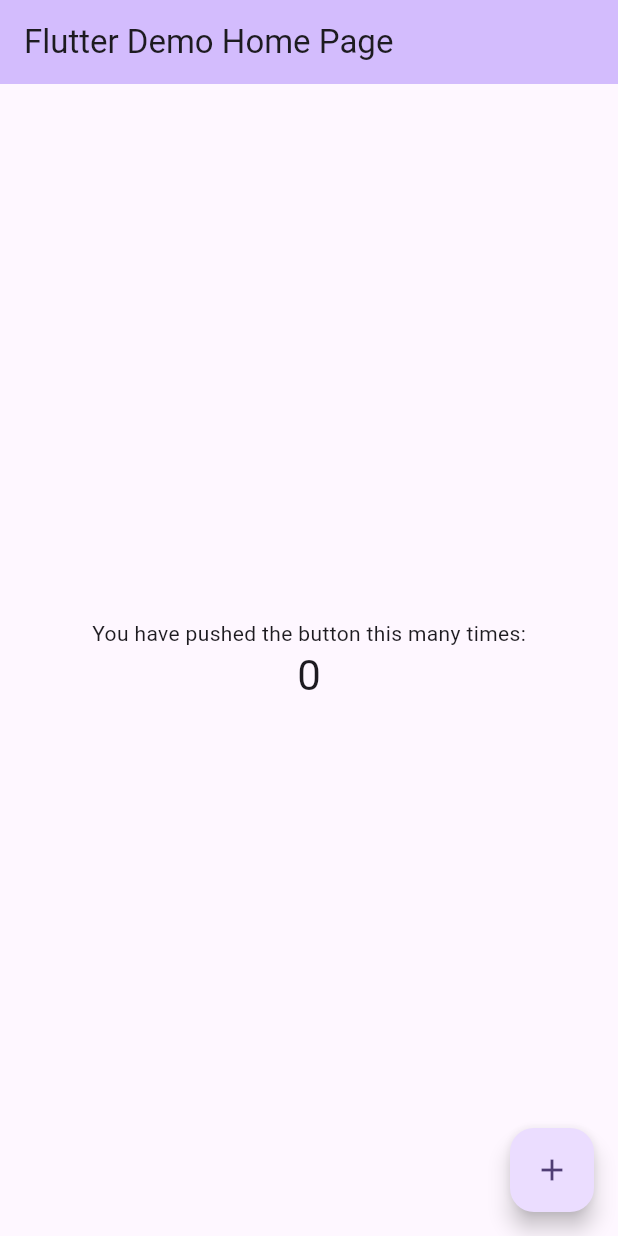
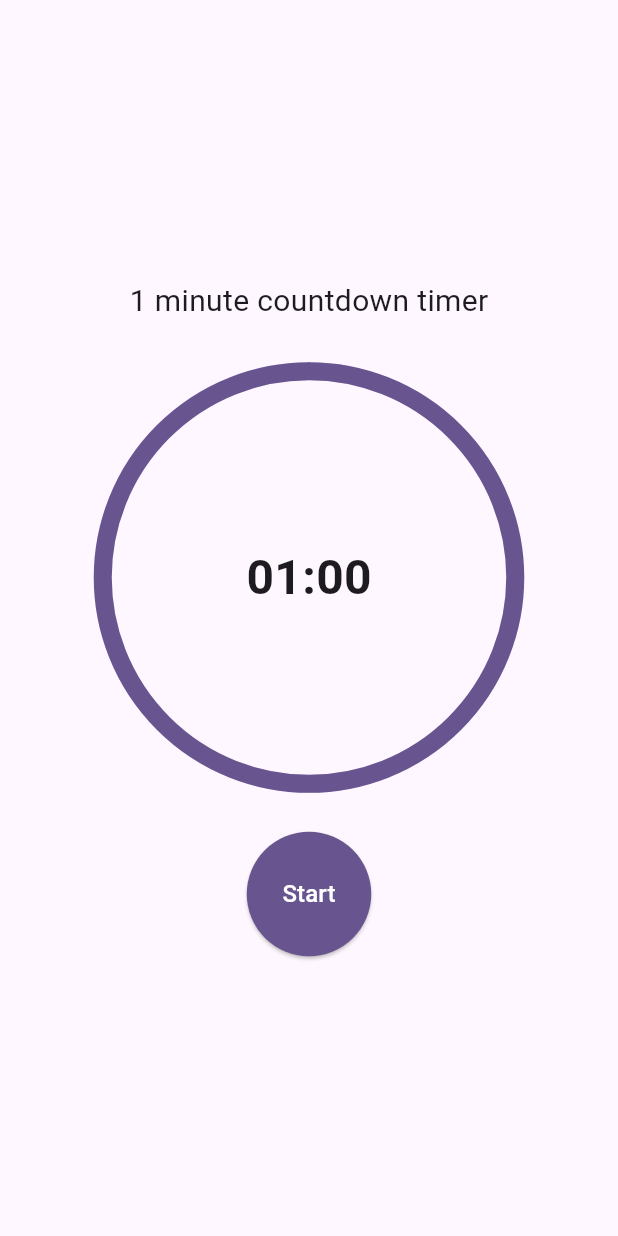
Before and after one commit to reyn-flores/flutter_100_projects, a Flutter app: the screen it shows after launch, on a phone screen of 412 x 824 dp. Run offline on Flutter 3.47's test engine with Material 3 defaults, Android fonts, the phone set to English and light mode, and no system bars.

Commit message:
Create a countdown timer with TweenAnimationBuilder

```diff
--- a/lib/main.dart
+++ b/lib/main.dart
@@ -7,119 +7,129 @@
 class MyApp extends StatelessWidget {
   const MyApp({super.key});
 
-  // This widget is the root of your application.
   @override
   Widget build(BuildContext context) {
     return MaterialApp(
-      title: 'Flutter Demo',
+      title: 'Countdown timer with Tween',
       theme: ThemeData(
-        // This is the theme of your application.
-        //
-        // TRY THIS: Try running your application with "flutter run". You'll see
-        // the application has a purple toolbar. Then, without quitting the app,
-        // try changing the seedColor in the colorScheme below to Colors.green
-        // and then invoke "hot reload" (save your changes or press the "hot
-        // reload" button in a Flutter-supported IDE, or press "r" if you used
-        // the command line to start the app).
-        //
-        // Notice that the counter didn't reset back to zero; the application
-        // state is not lost during the reload. To reset the state, use hot
-        // restart instead.
-        //
-        // This works for code too, not just values: Most code changes can be
-        // tested with just a hot reload.
         colorScheme: ColorScheme.fromSeed(seedColor: Colors.deepPurple),
         useMaterial3: true,
       ),
-      home: const MyHomePage(title: 'Flutter Demo Home Page'),
+      home: const CountdownTimer(),
     );
   }
 }
 
-class MyHomePage extends StatefulWidget {
-  const MyHomePage({super.key, required this.title});
-
-  // This widget is the home page of your application. It is stateful, meaning
-  // that it has a State object (defined below) that contains fields that affect
-  // how it looks.
-
-  // This class is the configuration for the state. It holds the values (in this
-  // case the title) provided by the parent (in this case the App widget) and
-  // used by the build method of the State. Fields in a Widget subclass are
-  // always marked "final".
-
-  final String title;
+class CountdownTimer extends StatefulWidget {
+  const CountdownTimer({super.key});
 
   @override
-  State<MyHomePage> createState() => _MyHomePageState();
+  State<CountdownTimer> createState() => _CountdownTimerState();
 }
 
-class _MyHomePageState extends State<MyHomePage> {
-  int _counter = 0;
-
-  void _incrementCounter() {
-    setState(() {
-      // This call to setState tells the Flutter framework that something has
-      // changed in this State, which causes it to rerun the build method below
-      // so that the display can reflect the updated values. If we changed
-      // _counter without calling setState(), then the build method would not be
-      // called again, and so nothing would appear to happen.
-      _counter++;
-    });
-  }
-
+class _CountdownTimerState extends State<CountdownTimer> {
+  bool isPaused = true;
+  Duration duration = const Duration(seconds: 60);
+  late Duration runningDuration = duration;
   @override
   Widget build(BuildContext context) {
-    // This method is rerun every time setState is called, for instance as done
-    // by the _incrementCounter method above.
-    //
-    // The Flutter framework has been optimized to make rerunning build methods
-    // fast, so that you can just rebuild anything that needs updating rather
-    // than having to individually change instances of widgets.
     return Scaffold(
-      appBar: AppBar(
-        // TRY THIS: Try changing the color here to a specific color (to
-        // Colors.amber, perhaps?) and trigger a hot reload to see the AppBar
-        // change color while the other colors stay the same.
-        backgroundColor: Theme.of(context).colorScheme.inversePrimary,
-        // Here we take the value from the MyHomePage object that was created by
-        // the App.build method, and use it to set our appbar title.
-        title: Text(widget.title),
-      ),
       body: Center(
-        // Center is a layout widget. It takes a single child and positions it
-        // in the middle of the parent.
         child: Column(
-          // Column is also a layout widget. It takes a list of children and
-          // arranges them vertically. By default, it sizes itself to fit its
-          // children horizontally, and tries to be as tall as its parent.
-          //
-          // Column has various properties to control how it sizes itself and
-          // how it positions its children. Here we use mainAxisAlignment to
-          // center the children vertically; the main axis here is the vertical
-          // axis because Columns are vertical (the cross axis would be
-          // horizontal).
-          //
-          // TRY THIS: Invoke "debug painting" (choose the "Toggle Debug Paint"
-          // action in the IDE, or press "p" in the console), to see the
-          // wireframe for each widget.
-          mainAxisAlignment: MainAxisAlignment.center,
-          children: <Widget>[
+          mainAxisSize: MainAxisSize.min,
+          children: [
             const Text(
-              'You have pushed the button this many times:',
+              '1 minute countdown timer',
+              style: TextStyle(
+                fontSize: 20,
+              ),
             ),
-            Text(
-              '$_counter',
-              style: Theme.of(context).textTheme.headlineMedium,
+            const SizedBox(
+              height: 32.0,
+            ),
+            if (isPaused) ...[
+              _buildTimer(runningDuration),
+            ] else ...[
+              TweenAnimationBuilder(
+                tween: Tween(
+                  begin: runningDuration,
+                  end: const Duration(milliseconds: 0),
+                ),
+                duration: runningDuration,
+                builder: (context, value, child) {
+                  runningDuration = value;
+                  return _buildTimer(value);
+                },
+                onEnd: () {
+                  setState(() {
+                    isPaused = true;
+                    duration = const Duration(seconds: 60);
+                    runningDuration = duration;
+                  });
+                },
+              ),
+            ],
+            const SizedBox(
+              height: 32.0,
+            ),
+            ElevatedButton(
+              onPressed: () {
+                setState(() {
+                  isPaused = !isPaused;
+                });
+              },
+              style: ElevatedButton.styleFrom(
+                shape: const CircleBorder(),
+                padding: const EdgeInsets.all(30),
+                backgroundColor: isPaused
+                    ? Theme.of(context).colorScheme.primary
+                    : Theme.of(context).colorScheme.onPrimary,
+              ),
+              child: Text(
+                isPaused ? 'Start' : 'Pause',
+                style: TextStyle(
+                  fontSize: 16.0,
+                  color: isPaused
+                      ? Theme.of(context).colorScheme.onPrimary
+                      : Theme.of(context).colorScheme.primary,
+                ),
+              ),
             ),
           ],
         ),
       ),
-      floatingActionButton: FloatingActionButton(
-        onPressed: _incrementCounter,
-        tooltip: 'Increment',
-        child: const Icon(Icons.add),
-      ), // This trailing comma makes auto-formatting nicer for build methods.
     );
   }
+
+  Widget _buildTimer(Duration value) {
+    return Stack(
+      alignment: Alignment.center,
+      children: [
+        SizedBox(
+          height: 275,
+          width: 275,
+          child: CircularProgressIndicator(
+            backgroundColor: Theme.of(context).colorScheme.primaryContainer,
+            strokeCap: StrokeCap.round,
+            strokeWidth: 12.0,
+            value: value.inMilliseconds / duration.inMilliseconds,
+          ),
+        ),
+        Text(
+          _formatDuration(value),
+          style: const TextStyle(
+            fontWeight: FontWeight.bold,
+            fontSize: 32.0,
+          ),
+        )
+      ],
+    );
+  }
+
+  String _formatDuration(Duration duration) {
+    String twoDigits(int n) => n.toString().padLeft(2, '0');
+    final minutes = twoDigits(duration.inMinutes.remainder(60));
+    final seconds = twoDigits(duration.inSeconds.remainder(60));
+    return "$minutes:$seconds";
+  }
 }
```
